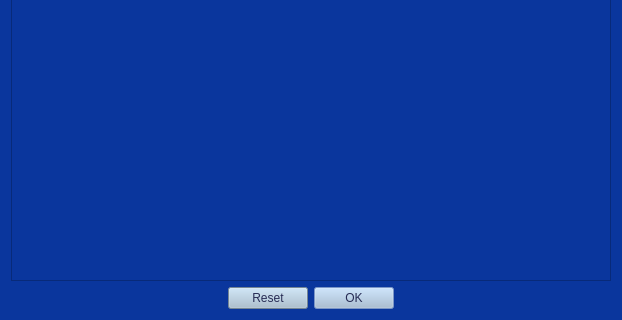
This is APP/temp.ui in adcfrba/TPO_INFOII as Qt 5 draws it before an edit; both pictures show x 0 to 622 and y 271 to 591 of the 622 by 591 pixel window. The edited form follows.
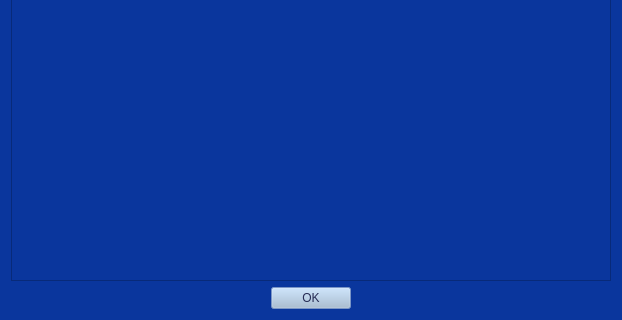
This is the edited form.

What changed in the file:
```diff
--- a/APP/temp.ui
+++ b/APP/temp.ui
@@ -630,7 +630,7 @@
       <enum>Qt::Horizontal</enum>
      </property>
      <property name="standardButtons">
-      <set>QDialogButtonBox::Ok|QDialogButtonBox::Reset</set>
+      <set>QDialogButtonBox::Ok</set>
      </property>
      <property name="centerButtons">
       <bool>true</bool>
```
